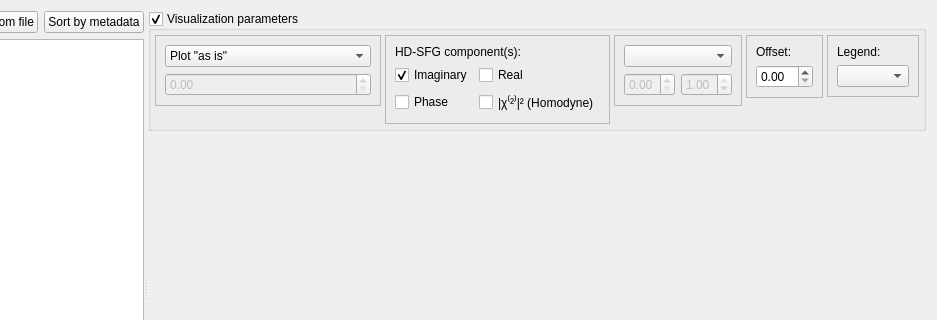
Before: the Qt Designer form src/sfg_app2/app/ui/processed_results_tab.ui in silanglois/SFG-App, drawn with Qt 5; both pictures show x 91 to 1028 and y 0 to 320 of the 1028 by 580 pixel window.
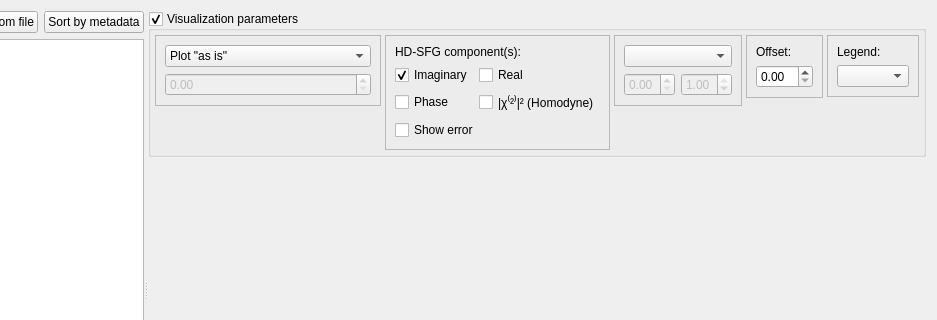
After: the same form once the commit is applied.

Commit message: error can now be toggled on/off in results tab (heterodyne only)

```diff
--- a/src/sfg_app2/app/ui/processed_results_tab.ui
+++ b/src/sfg_app2/app/ui/processed_results_tab.ui
@@ -208,6 +208,13 @@
                </item>
               </layout>
              </item>
+             <item>
+              <widget class="QCheckBox" name="hdCheckShowError">
+               <property name="text">
+                <string>Show error</string>
+               </property>
+              </widget>
+             </item>
             </layout>
            </widget>
           </item>
```
The commit also changes 2 other files.
